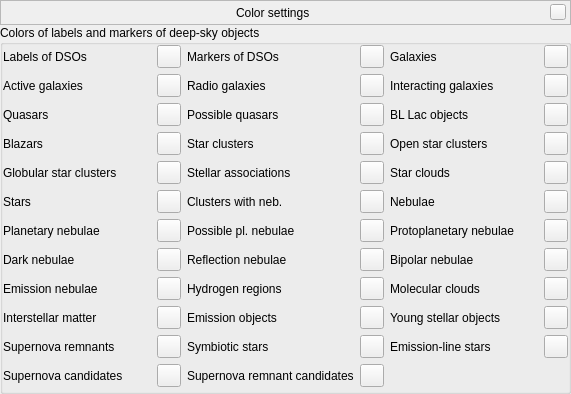
Qt form src/gui/dsoColorsDialog.ui (519984307/stellarium_src) before a commit.
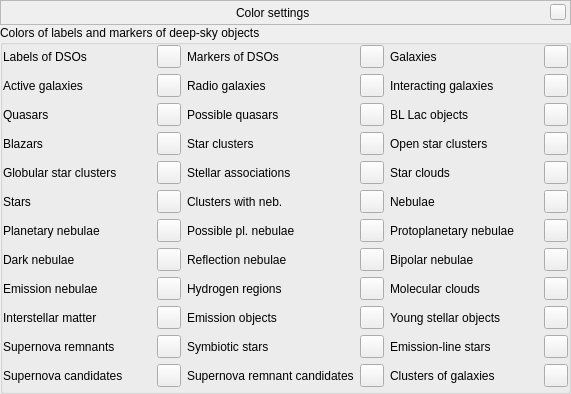
The same form after that commit. Custom widgets are drawn as their Qt base class.

Commit message: Added support 'A catalog of rich clusters of galaxies' (Abell+, 1989)

```diff
--- a/src/gui/dsoColorsDialog.ui
+++ b/src/gui/dsoColorsDialog.ui
@@ -647,6 +647,20 @@
         </property>
        </widget>
       </item>
+      <item row="11" column="4">
+       <widget class="QLabel" name="labelDSOColorGalaxyClusters">
+        <property name="text">
+         <string>Clusters of galaxies</string>
+        </property>
+       </widget>
+      </item>
+      <item row="11" column="5">
+       <widget class="QToolButton" name="colorDSOGalaxyClusters">
+        <property name="toolTip">
+         <string>Color of markers for clusters of galaxies</string>
+        </property>
+       </widget>
+      </item>
      </layout>
     </widget>
    </item>
```
The commit also changes 12 other files.
